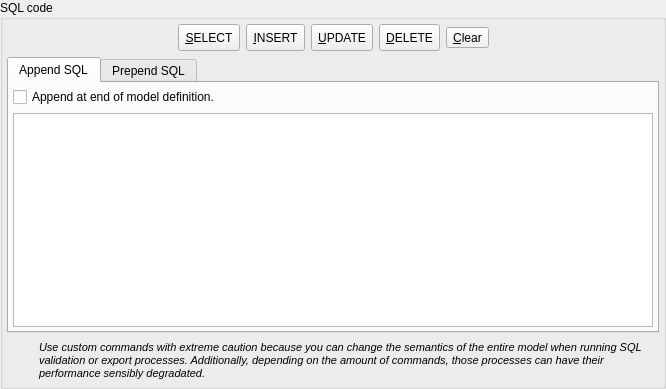
First picture: the form in libpgmodeler_ui/ui/customsqlwidget.ui, repository pgmodeler/pgmodeler, before the edit.
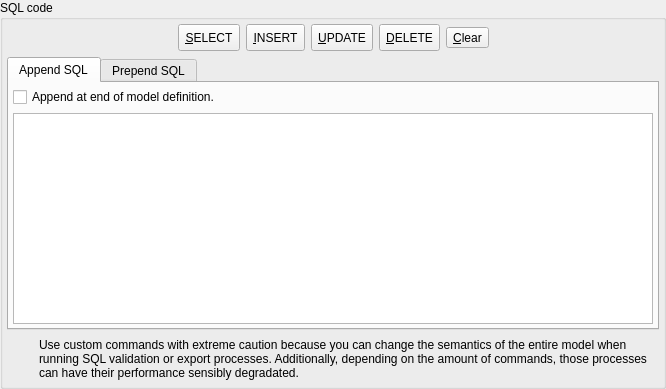
Second picture: the form after the edit. Icons and pictures are not drawn.

What changed in the file:
```diff
--- a/libpgmodeler_ui/ui/customsqlwidget.ui
+++ b/libpgmodeler_ui/ui/customsqlwidget.ui
@@ -400,9 +400,7 @@
           <widget class="QLabel" name="label_3">
            <property name="font">
             <font>
-             <pointsize>8</pointsize>
              <weight>50</weight>
-             <italic>true</italic>
              <bold>false</bold>
              <underline>false</underline>
              <strikeout>false</strikeout>
```
Left out of the diff: 2 changed lines with no effect on the pictures.
